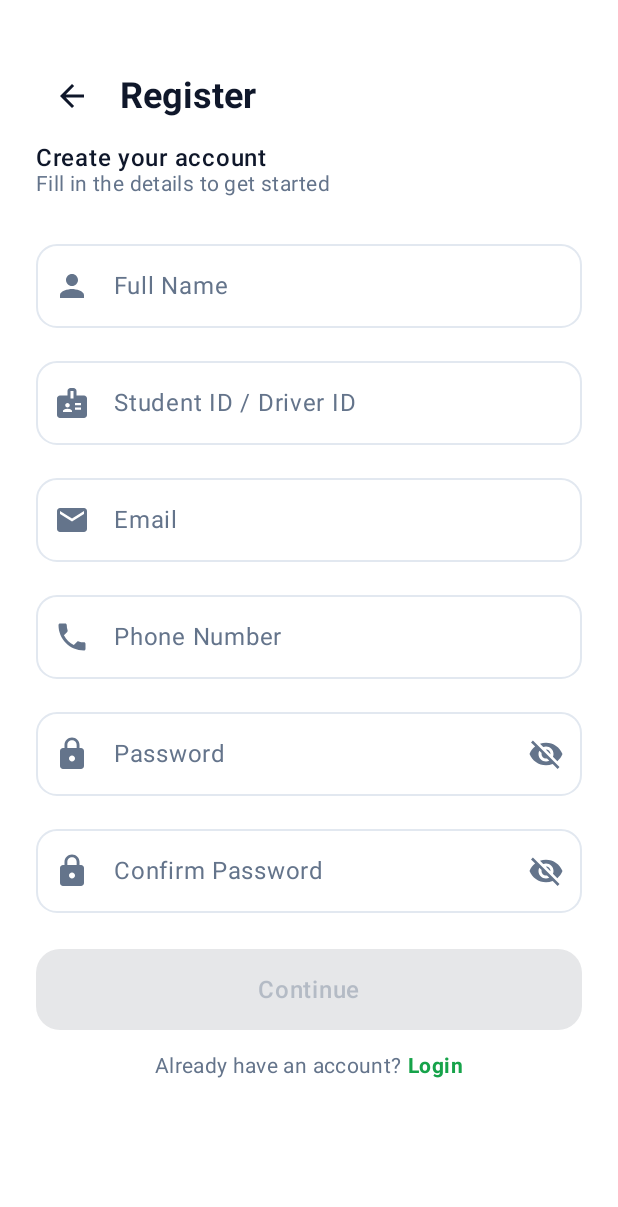
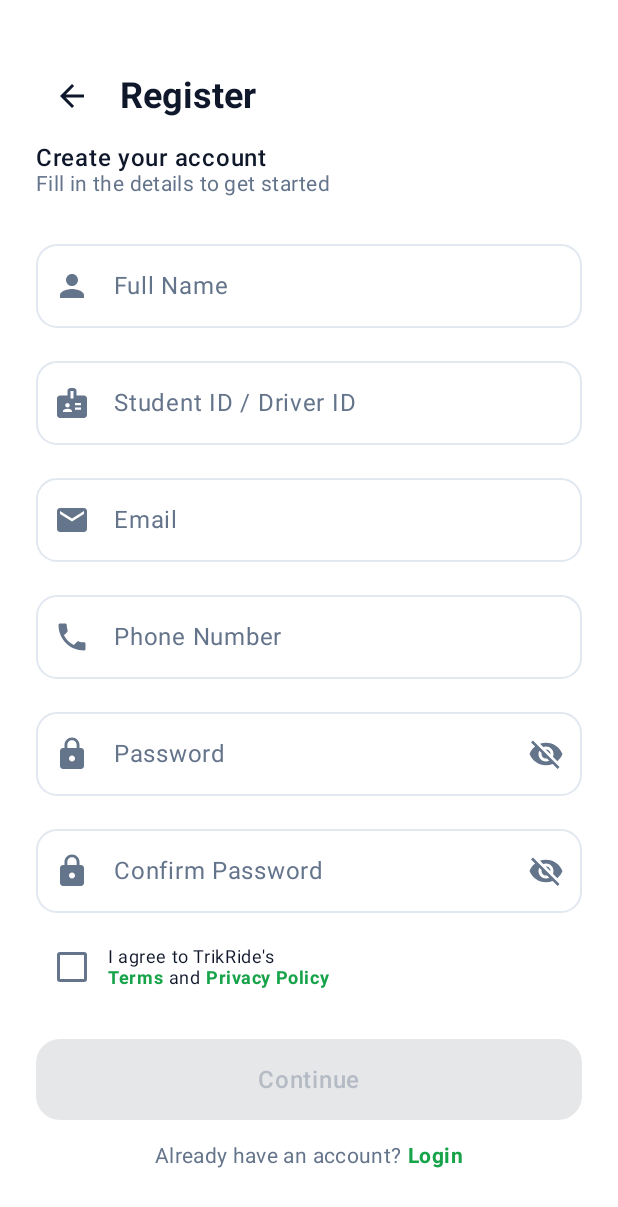
Before and after one commit to ZeroXJune/CapstoneProject, an Android app built with Jetpack Compose: the screen it shows after launch (MainActivity), after a tap on "Register", on a phone screen of 412 x 824 dp. Shown: the top 1207 px of the screen. Run offline under Robolectric (Android 15) with nearby library versions, the phone set to English and light mode, and no system bars; our stand-ins replace Firebase (no records; nobody signed in at launch, a user with empty details on screens opened directly).

Commit message:
Phase A: stronger passwords, Terms/Privacy, remember-me, trim shortcuts
Auth hardening and cleanup from the v2 demo:
- Password rules on Register: live checklist (8+ chars, upper, lower,
  digit, symbol); Continue is blocked until the password is strong,
  passwords match, and the terms are accepted
- Terms & Conditions and Privacy Policy screens (LegalScreen) with real
  TrikRide-specific content; reachable from a required acceptance
  checkbox on Register (shown as an overlay so the form isn't lost)
- Login "Remember me": prefills the email next time via local prefs
  (AuthPrefs); persistent session already keeps users logged in
- Removed the redundant passenger dashboard Quick Actions row (it
  duplicated the "Book a ride" hero card and the bottom nav)

Deferred (flagged for the user): Google Sign-In (needs Firebase Console
setup), calendar shortcut (needs clarification), real push (needs a
server). In-app notifications, complaints monitoring, editable profile
settings, and email verification are planned for the next phase.

Co-Authored-By: Claude Opus 4.8 <noreply@anthropic.com>
Claude-Session: https://claude.ai/code/session_01A1yMabEEN9wVLJcuoCQ2Ki

```diff
--- a/app/src/main/java/com/tpc/trikride/ui/screens/MainAppScreen.kt
+++ b/app/src/main/java/com/tpc/trikride/ui/screens/MainAppScreen.kt
@@ -25,6 +25,7 @@ import androidx.compose.ui.Modifier
 import androidx.compose.ui.draw.clip
 import androidx.compose.ui.graphics.Brush
 import androidx.compose.ui.graphics.Color
+import androidx.compose.ui.platform.LocalContext
 import androidx.compose.ui.res.painterResource
 import androidx.compose.ui.text.font.FontWeight
 import androidx.compose.ui.text.input.KeyboardType
@@ -38,6 +39,8 @@ import com.tpc.trikride.ui.components.SectionCard
 import com.tpc.trikride.ui.components.TrikTextField
 import com.tpc.trikride.ui.theme.EmeraldGreen
 import com.tpc.trikride.ui.theme.ForestGreen
+import com.tpc.trikride.utils.AuthPrefs
+import com.tpc.trikride.utils.PasswordRules
 import com.tpc.trikride.viewmodels.AuthViewModel
 
 private enum class AppScreen { LOGIN, REGISTER, ACCOUNT_SELECTION }
@@ -178,8 +181,10 @@ private fun LoginScreen(
     onLogin: (String, String) -> Unit,
     onRegisterClick: () -> Unit
 ) {
-    var email by remember { mutableStateOf("") }
+    val context = LocalContext.current
+    var email by remember { mutableStateOf(AuthPrefs.rememberedEmail(context)) }
     var password by remember { mutableStateOf("") }
+    var rememberMe by remember { mutableStateOf(email.isNotBlank()) }
 
     Column(
         modifier = Modifier
@@ -201,9 +206,18 @@ private fun LoginScreen(
         TrikTextField(email, { email = it }, "Email", Icons.Filled.Email, keyboardType = KeyboardType.Email)
         Spacer(modifier = Modifier.height(16.dp))
         TrikTextField(password, { password = it }, "Password", Icons.Filled.Lock, isPassword = true)
-        Spacer(modifier = Modifier.height(8.dp))
-        TextButton(onClick = { }, modifier = Modifier.align(Alignment.End)) {
-            Text("Forgot Password?", color = MaterialTheme.colorScheme.primary)
+        Spacer(modifier = Modifier.height(4.dp))
+
+        Row(
+            modifier = Modifier.fillMaxWidth(),
+            verticalAlignment = Alignment.CenterVertically
+        ) {
+            Checkbox(checked = rememberMe, onCheckedChange = { rememberMe = it })
+            Text("Remember me", style = MaterialTheme.typography.bodyMedium)
+            Spacer(modifier = Modifier.weight(1f))
+            TextButton(onClick = { }) {
+                Text("Forgot Password?", color = MaterialTheme.colorScheme.primary)
+            }
         }
 
         ErrorText(error)
@@ -211,7 +225,11 @@ private fun LoginScreen(
 
         PrimaryButton(
             text = if (isLoading) "Logging in..." else "Login",
-            onClick = { onLogin(email, password) },
+            onClick = {
+                if (rememberMe) AuthPrefs.setRememberedEmail(context, email.trim())
+                else AuthPrefs.clearRememberedEmail(context)
+                onLogin(email, password)
+            },
             enabled = !isLoading && email.isNotBlank() && password.isNotBlank()
         )
         Spacer(modifier = Modifier.height(16.dp))
@@ -249,10 +267,19 @@ private fun RegisterScreen(
     var phone by remember { mutableStateOf("") }
     var password by remember { mutableStateOf("") }
     var confirm by remember { mutableStateOf("") }
+    var accepted by remember { mutableStateOf(false) }
+    var showDoc by remember { mutableStateOf<LegalDoc?>(null) }
+
+    // Show a legal doc as an overlay without losing the typed form.
+    showDoc?.let { doc ->
+        LegalScreen(doc = doc, onBack = { showDoc = null })
+        return
+    }
 
     val passwordsMatch = password.isNotBlank() && password == confirm
+    val strong = PasswordRules.isStrong(password)
     val canSubmit = !isLoading && fullName.isNotBlank() && email.isNotBlank() &&
-        phone.isNotBlank() && passwordsMatch
+        phone.isNotBlank() && passwordsMatch && strong && accepted
 
     Column(
         modifier = Modifier
@@ -286,6 +313,27 @@ private fun RegisterScreen(
         TrikTextField(phone, { phone = it }, "Phone Number", Icons.Filled.Phone, keyboardType = KeyboardType.Phone)
         Spacer(modifier = Modifier.height(14.dp))
         TrikTextField(password, { password = it }, "Password", Icons.Filled.Lock, isPassword = true)
+
+        if (password.isNotBlank()) {
+            Spacer(modifier = Modifier.height(8.dp))
+            PasswordRules.evaluate(password).forEach { check ->
+                Row(verticalAlignment = Alignment.CenterVertically) {
+                    Text(
+                        if (check.passed) "✓ " else "• ",
+                        color = if (check.passed) MaterialTheme.colorScheme.primary
+                        else MaterialTheme.colorScheme.onSurfaceVariant,
+                        fontWeight = FontWeight.Bold
+                    )
+                    Text(
+                        check.label,
+                        style = MaterialTheme.typography.bodySmall,
+                        color = if (check.passed) MaterialTheme.colorScheme.onSurface
+                        else MaterialTheme.colorScheme.onSurfaceVariant
+                    )
+                }
+            }
+        }
+
         Spacer(modifier = Modifier.height(14.dp))
         TrikTextField(confirm, { confirm = it }, "Confirm Password", Icons.Filled.Lock, isPassword = true)
 
@@ -293,6 +341,23 @@ private fun RegisterScreen(
             Spacer(modifier = Modifier.height(6.dp))
             Text("Passwords do not match", style = MaterialTheme.typography.bodySmall,
                 color = MaterialTheme.colorScheme.error)
+        }
+
+        Spacer(modifier = Modifier.height(12.dp))
+        Row(verticalAlignment = Alignment.CenterVertically) {
+            Checkbox(checked = accepted, onCheckedChange = { accepted = it })
+            Column {
+                Text("I agree to TrikRide's", style = MaterialTheme.typography.bodySmall)
+                Row {
+                    Text("Terms", style = MaterialTheme.typography.bodySmall,
+                        fontWeight = FontWeight.Bold, color = MaterialTheme.colorScheme.primary,
+                        modifier = Modifier.clickable { showDoc = LegalDoc.TERMS })
+                    Text(" and ", style = MaterialTheme.typography.bodySmall)
+                    Text("Privacy Policy", style = MaterialTheme.typography.bodySmall,
+                        fontWeight = FontWeight.Bold, color = MaterialTheme.colorScheme.primary,
+                        modifier = Modifier.clickable { showDoc = LegalDoc.PRIVACY })
+                }
+            }
         }
 
         ErrorText(error)
--- /dev/null
+++ b/app/src/main/java/com/tpc/trikride/utils/AuthPrefs.kt
@@ -0,0 +1,23 @@
+package com.tpc.trikride.utils
+
+import android.content.Context
+
+/** Small local store for the "remember me" email prefill on the login screen. */
+object AuthPrefs {
+    private const val FILE = "trikride_auth"
+    private const val KEY_EMAIL = "remembered_email"
+
+    private fun prefs(context: Context) =
+        context.getSharedPreferences(FILE, Context.MODE_PRIVATE)
+
+    fun rememberedEmail(context: Context): String =
+        prefs(context).getString(KEY_EMAIL, "").orEmpty()
+
+    fun setRememberedEmail(context: Context, email: String) {
+        prefs(context).edit().putString(KEY_EMAIL, email).apply()
+    }
+
+    fun clearRememberedEmail(context: Context) {
+        prefs(context).edit().remove(KEY_EMAIL).apply()
+    }
+}
--- /dev/null
+++ b/app/src/main/java/com/tpc/trikride/utils/PasswordRules.kt
@@ -0,0 +1,22 @@
+package com.tpc.trikride.utils
+
+/** Password strength rules used on the Register screen. */
+object PasswordRules {
+
+    data class Check(val label: String, val passed: Boolean)
+
+    fun evaluate(password: String): List<Check> = listOf(
+        Check("At least 8 characters", password.length >= 8),
+        Check("An uppercase letter (A–Z)", password.any { it.isUpperCase() }),
+        Check("A lowercase letter (a–z)", password.any { it.isLowerCase() }),
+        Check("A number (0–9)", password.any { it.isDigit() }),
+        Check("A symbol (!@#\$…)", password.any { !it.isLetterOrDigit() })
+    )
+
+    /** Strong enough when every rule except the (optional) symbol rule passes. */
+    fun isStrong(password: String): Boolean {
+        val checks = evaluate(password)
+        // Require the first four; the symbol is recommended but not mandatory.
+        return checks.take(4).all { it.passed }
+    }
+}
```
Also changed, not shown: app/src/main/java/com/tpc/trikride/ui/screens/LegalScreen.kt (added, +112 -0 lines), app/src/main/java/com/tpc/trikride/ui/screens/PassengerHomeScreen.kt (+0 -41 lines).
